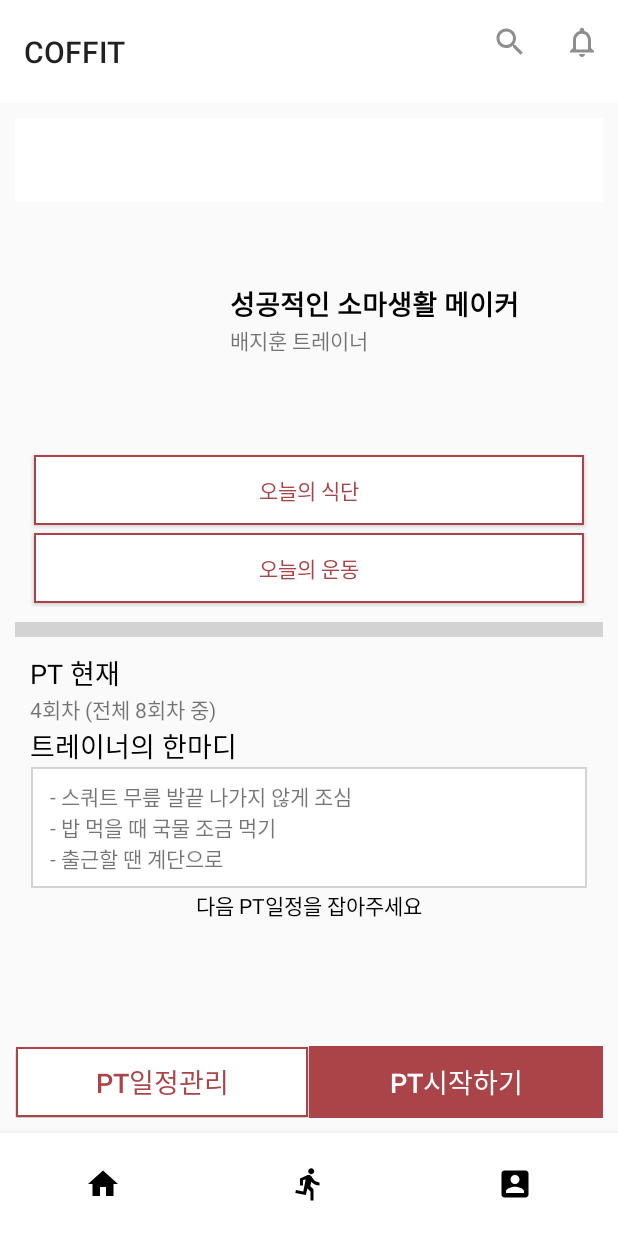
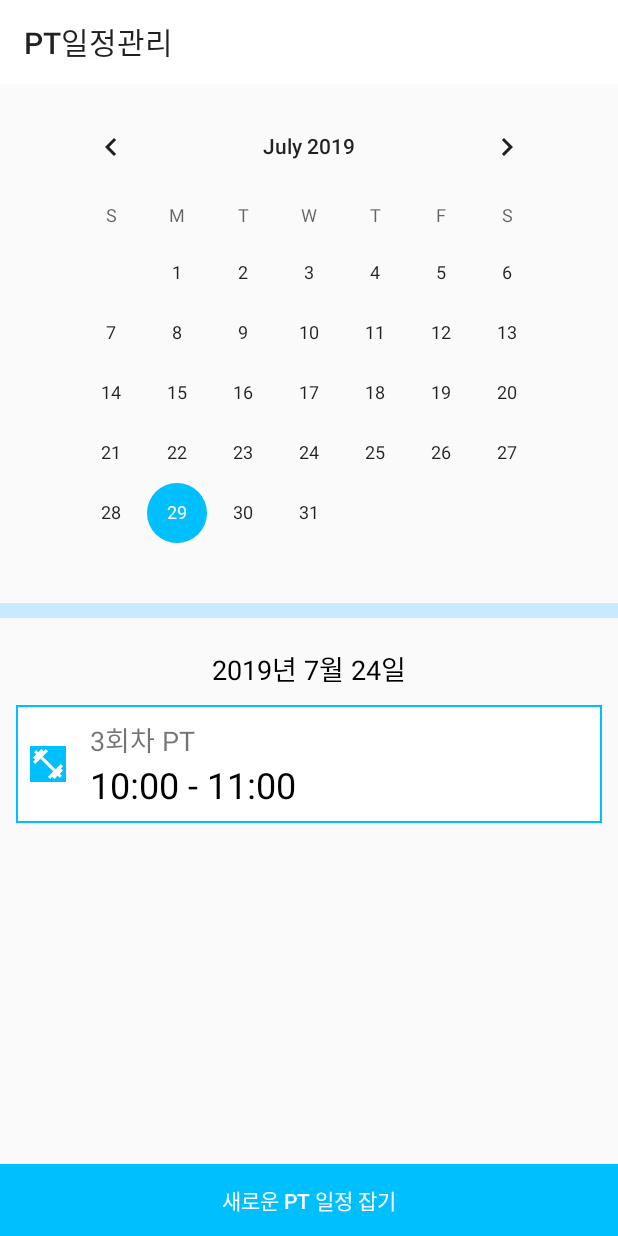
Before and after one commit to jisoo-log/COFFIT, an Android app: the screen it shows after launch (MainActivity before the commit, ScheduleActivity after it), after a tap on "PT일정관리", on a phone screen of 412 x 824 dp. Run offline under Robolectric (Android 15) with nearby library versions, the phone set to English and light mode, and no system bars; our stand-ins replace Picasso; pictures from the network do not load.

```diff
--- a/app/build.gradle
+++ b/app/build.gradle
@@ -54,6 +54,7 @@ dependencies {
     implementation 'com.google.code.gson:gson:2.8.2'
     implementation 'com.squareup.okhttp3:okhttp:3.10.0'
     implementation 'com.squareup.okhttp3:logging-interceptor:3.9.1'
+    implementation 'com.squareup.picasso:picasso:2.71828'
 
     testImplementation 'junit:junit:4.12'
     androidTestImplementation 'androidx.test:runner:1.2.0'
--- a/app/src/main/java/com/newblack/coffit/HomeFragment.java
+++ b/app/src/main/java/com/newblack/coffit/HomeFragment.java
@@ -1,6 +1,7 @@
 package com.newblack.coffit;
 
 
+import android.content.Intent;
 import android.os.Bundle;
 
 import androidx.fragment.app.Fragment;
@@ -8,12 +9,14 @@ import androidx.fragment.app.Fragment;
 import android.view.LayoutInflater;
 import android.view.View;
 import android.view.ViewGroup;
+import android.widget.Button;
 
 
 /**
  * A simple {@link Fragment} subclass.
  */
 public class HomeFragment extends Fragment {
+    Button btn_schedule;
 
 
     public HomeFragment() {
@@ -25,13 +28,17 @@ public class HomeFragment extends Fragment {
     public View onCreateView(LayoutInflater inflater, ViewGroup container,
                              Bundle savedInstanceState) {
         // Inflate the layout for this fragment
-        return inflater.inflate(R.layout.fragment_home, container, false);
+        View view = inflater.inflate(R.layout.fragment_home, container, false);
+        btn_schedule = view.findViewById(R.id.btn_schedule);
+        btn_schedule.setOnClickListener(new View.OnClickListener(){
+            @Override
+            public void onClick(View view) {
+                ((MainActivity)getActivity()).goSchedule();
+            }
+        });
+        return view;
     }
 
-
-    public void goSchedule(View view){
-
-    }
 
     public void startPT(View view){
 
--- a/app/src/main/java/com/newblack/coffit/MainActivity.java
+++ b/app/src/main/java/com/newblack/coffit/MainActivity.java
@@ -138,4 +138,9 @@ public class MainActivity extends AppCompatActivity {
         intent.putExtra("trainerId",id);
         startActivity(intent);
     }
+
+    public void goSchedule(){
+        Intent intent = new Intent(this, ScheduleActivity.class);
+        startActivity(intent);
+    }
 }
--- a/app/src/main/java/com/newblack/coffit/ScheduleActivity.java
+++ b/app/src/main/java/com/newblack/coffit/ScheduleActivity.java
@@ -2,11 +2,16 @@ package com.newblack.coffit;
 
 import androidx.appcompat.app.AppCompatActivity;
 import androidx.appcompat.widget.Toolbar;
+import androidx.constraintlayout.widget.ConstraintLayout;
 
 import android.os.Bundle;
+import android.widget.TextView;
 
 public class ScheduleActivity extends AppCompatActivity {
     Toolbar toolbar;
+    ConstraintLayout layout;
+    TextView tv_today;
+
 
 
     @Override
@@ -14,6 +19,6 @@ public class ScheduleActivity extends AppCompatActivity {
         super.onCreate(savedInstanceState);
         setContentView(R.layout.activity_schedule);
         toolbar = findViewById(R.id.toolbar);
-        toolbar.setTitle("PT 결제");
+        toolbar.setTitle("PT일정관리");
     }
 }
--- a/app/src/main/java/com/newblack/coffit/Trainer.java
+++ b/app/src/main/java/com/newblack/coffit/Trainer.java
@@ -3,6 +3,8 @@ package com.newblack.coffit;
 import com.google.gson.annotations.SerializedName;
 
 import java.io.Serializable;
+import java.util.Calendar;
+import java.util.Date;
 
 @SuppressWarnings("serial")
 public class Trainer implements Serializable {
@@ -29,6 +31,8 @@ public class Trainer implements Serializable {
     private int star; //total_star
     @SerializedName("num_review")
     private int numReview; //num_review
+    @SerializedName("createdAt")
+    public Date createdAt;
 
     public Trainer(int id, String username, String summary, int star, int numReview){
         //나중엔 없애야 함
@@ -96,5 +100,9 @@ public class Trainer implements Serializable {
         return numReview;
     }
 
+    public Date getAt(){
+        return createdAt;
+    }
+
 
 }
--- a/app/src/main/java/com/newblack/coffit/TrainerAdapter.java
+++ b/app/src/main/java/com/newblack/coffit/TrainerAdapter.java
@@ -13,6 +13,8 @@ import android.widget.Toast;
 
 import androidx.annotation.NonNull;
 import androidx.recyclerview.widget.RecyclerView;
+
+import com.squareup.picasso.Picasso;
 
 import java.util.ArrayList;
 import java.util.List;
@@ -51,8 +53,8 @@ public class TrainerAdapter extends RecyclerView.Adapter<TrainerAdapter.TrainerH
         holder.tv_username.setText(curTrainer.getUsername());
         holder.rating.setRating(curTrainer.getStar());
         //holder.tv_numreview.setText(curTrainer.getNumReview());
-        //이미지처리 나중에 추가해야함
-        //holder.iv_mainpic.setImageURI(curTrainer.getPictureURL());
+        //이미지처리 나중에
+        Picasso.get().load(curTrainer.getPictureURL()).into(holder.iv_mainpic);
 
     }
 
--- a/app/src/main/java/com/newblack/coffit/TrainerFragment.java
+++ b/app/src/main/java/com/newblack/coffit/TrainerFragment.java
@@ -15,6 +15,7 @@ import android.view.ViewGroup;
 import android.widget.TextView;
 
 import java.util.ArrayList;
+import java.util.Calendar;
 import java.util.List;
 
 import retrofit2.Call;
@@ -28,6 +29,7 @@ public class TrainerFragment extends Fragment  {
     APIInterface apiInterface;
     List<Trainer> trainers2;
     RecyclerView recyclerView;
+    TrainerAdapter adapter;
 
 
     public TrainerFragment() {
@@ -76,9 +78,17 @@ public class TrainerFragment extends Fragment  {
 //        Log.d("TAG","MainActivity onCreate : trainer list is total " + trainers.size());
 
 
-        Log.d("TAG","여기까진 오겠지");
+//        final TrainerAdapter adapter = new TrainerAdapter();
+        adapter = new TrainerAdapter();
+        recyclerView.setAdapter(adapter);
+        adapter.setOnItemClickListener(new TrainerAdapter.OnItemClickListener() {
+            @Override
+            public void onItemClick(View v, int position, int id) {
+                ((MainActivity)getActivity()).goTrainerDetail(id);
+            }
+        });
+
         retrofitTest();
-        Log.d("TAG", "왜 안오니");
 
         return view;
     }
@@ -86,22 +96,6 @@ public class TrainerFragment extends Fragment  {
     @Override
     public void onStart() {
         super.onStart();
-        final TrainerAdapter adapter = new TrainerAdapter();
-        recyclerView.setAdapter(adapter);
-
-        Log.d("TAG", " 222 check trainers2 size : " + trainers2.size());
-        //데이터 넣는 부분
-        for(Trainer trainer : trainers2){
-            Log.d("TAG","trainer id : " + trainer.getId() + " trainer summary : " + trainer.getSummary() );
-        }
-        adapter.setTrainers(trainers2);
-        adapter.setOnItemClickListener(new TrainerAdapter.OnItemClickListener() {
-            @Override
-            public void onItemClick(View v, int position, int id) {
-                ((MainActivity)getActivity()).goTrainerDetail(id);
-            }
-        });
-
     }
 
     public void retrofitTest(){
@@ -115,8 +109,13 @@ public class TrainerFragment extends Fragment  {
                 List<Trainer> trainerList = response.body();
                 for (Trainer trainer : trainerList ){
                     trainers2.add(trainer);
+                    Log.d("TAG","time : " + trainer.getAt());
+                    Log.d("TAG","time : " + trainer.getAt().getMinutes());
+                    Log.d("TAG","time : " + trainer.getAt().getSeconds());
+                    //Log.d("TAG","date : " + trainer.getAt().get(Calendar.MONTH));
                     Log.d("TAG", "check trainer name : "+trainer.getUsername());
                 }
+                adapter.setTrainers(trainers2);
                 Log.d("TAG", "check trainers2 size : " + trainers2.size());
             }
 
--- /dev/null
+++ b/app/src/main/res/drawable/ic_fitness.xml
@@ -0,0 +1,5 @@
+<vector android:height="24dp" android:tint="#FFFFFF"
+    android:viewportHeight="24.0" android:viewportWidth="24.0"
+    android:width="24dp" xmlns:android="http://schemas.android.com/apk/res/android">
+    <path android:fillColor="#FF000000" android:pathData="M20.57,14.86L22,13.43 20.57,12 17,15.57 8.43,7 12,3.43 10.57,2 9.14,3.43 7.71,2 5.57,4.14 4.14,2.71 2.71,4.14l1.43,1.43L2,7.71l1.43,1.43L2,10.57 3.43,12 7,8.43 15.57,17 12,20.57 13.43,22l1.43,-1.43L16.29,22l2.14,-2.14 1.43,1.43 1.43,-1.43 -1.43,-1.43L22,16.29z"/>
+</vector>
--- a/app/src/main/res/layout/activity_schedule.xml
+++ b/app/src/main/res/layout/activity_schedule.xml
@@ -7,9 +7,102 @@
     tools:context=".ScheduleActivity">
 
     <androidx.appcompat.widget.Toolbar
+        android:id="@+id/toolbar"
         android:layout_width="match_parent"
         android:layout_height="?attr/actionBarSize"
         android:background="@color/colorWhite"
-        android:id="@+id/toolbar"/>
+        app:layout_constraintEnd_toEndOf="parent"
+        app:layout_constraintStart_toStartOf="parent"
+        app:layout_constraintTop_toTopOf="parent" />
+
+    <CalendarView
+        android:id="@+id/calendar"
+        android:layout_width="wrap_content"
+        android:layout_height="wrap_content"
+        android:layout_marginStart="8dp"
+        android:layout_marginTop="8dp"
+        android:layout_marginEnd="8dp"
+        app:layout_constraintEnd_toEndOf="parent"
+        app:layout_constraintStart_toStartOf="parent"
+        app:layout_constraintTop_toBottomOf="@+id/toolbar" />
+    <View
+        android:id="@+id/divide"
+        android:layout_width="match_parent"
+        android:layout_height="10dp"
+        android:background="@color/colorGrey"
+        app:layout_constraintTop_toBottomOf="@id/calendar"
+        app:layout_constraintStart_toStartOf="parent"
+        app:layout_constraintEnd_toEndOf="parent"
+        />
+
+    <TextView
+        android:id="@+id/tv_today"
+        android:layout_width="wrap_content"
+        android:layout_height="wrap_content"
+        android:layout_marginStart="8dp"
+        android:layout_marginEnd="8dp"
+        android:textSize="18sp"
+        android:textColor="@android:color/black"
+        android:text="2019년 7월 24일"
+        android:layout_marginTop="20dp"
+        app:layout_constraintEnd_toEndOf="parent"
+        app:layout_constraintStart_toStartOf="parent"
+        app:layout_constraintTop_toBottomOf="@+id/divide" />
+
+    <Button
+        android:id="@+id/btn_newpt"
+        android:layout_width="match_parent"
+        android:layout_height="wrap_content"
+        android:background="@color/colorMain"
+        android:text="새로운 PT 일정 잡기"
+        android:textColor="@color/colorWhite"
+        app:layout_constraintBottom_toBottomOf="parent"
+        app:layout_constraintEnd_toEndOf="parent"
+        app:layout_constraintStart_toStartOf="parent" />
+
+    <androidx.constraintlayout.widget.ConstraintLayout
+        android:id="@+id/lo_schedule"
+        android:layout_width="match_parent"
+        android:layout_height="wrap_content"
+        app:layout_constraintTop_toBottomOf="@+id/tv_today"
+        app:layout_constraintStart_toStartOf="parent"
+        app:layout_constraintEnd_toEndOf="parent"
+        android:layout_margin="10dp"
+        android:padding="10dp"
+        android:background="@drawable/border_main">
+
+        <ImageView
+            android:id="@+id/iv_fitness"
+            android:layout_width="wrap_content"
+            android:layout_height="wrap_content"
+            android:src="@drawable/ic_fitness"
+            android:background="@color/colorMain"
+            app:layout_constraintStart_toStartOf="parent"
+            app:layout_constraintTop_toTopOf="parent"
+            app:layout_constraintBottom_toBottomOf="parent"/>
+
+        <TextView
+            android:id="@+id/tv_ptnum"
+            android:layout_width="wrap_content"
+            android:layout_height="wrap_content"
+            android:layout_marginLeft="16dp"
+            android:textSize="18dp"
+            android:text="3회차 PT"
+            app:layout_constraintLeft_toRightOf="@id/iv_fitness"
+            app:layout_constraintTop_toTopOf="parent" />
+
+        <TextView
+            android:id="@+id/tv_time"
+            android:layout_width="wrap_content"
+            android:layout_height="wrap_content"
+            android:layout_marginLeft="16dp"
+            android:text="10:00 - 11:00"
+            android:textColor="@android:color/black"
+            android:textSize="24sp"
+            app:layout_constraintBottom_toBottomOf="parent"
+            app:layout_constraintLeft_toRightOf="@id/iv_fitness"
+            app:layout_constraintTop_toBottomOf="@id/tv_ptnum" />
+
+    </androidx.constraintlayout.widget.ConstraintLayout>
 
 </androidx.constraintlayout.widget.ConstraintLayout>
--- a/app/src/main/res/layout/fragment_home.xml
+++ b/app/src/main/res/layout/fragment_home.xml
@@ -6,13 +6,6 @@
     android:layout_height="match_parent"
     android:orientation="vertical"
     tools:context=".HomeFragment">
-
-
-    <androidx.appcompat.widget.Toolbar
-        android:layout_width="match_parent"
-        android:layout_height="?attr/actionBarSize"
-        android:background="@color/colorWhite"
-        android:id="@+id/toolbar"/>
 
 
     <ScrollView
@@ -43,7 +36,7 @@
                     app:layout_constraintHorizontal_weight="1"
                     app:layout_constraintStart_toStartOf="parent"
                     app:layout_constraintTop_toTopOf="parent"
-                    tools:srcCompat="@tools:sample/avatars" />
+                    android:src="@drawable/pic2" />
 
                 <LinearLayout
                     android:id="@+id/linearLayout"
@@ -109,7 +102,9 @@
 
             <View
                 android:layout_width="match_parent"
-                android:layout_height="10dp"
+                android:layout_height="5dp"
+                android:layout_marginTop="10dp"
+                android:layout_marginBottom="10dp"
                 android:background="@color/colorGrey" />
 
 
@@ -130,6 +125,8 @@
                     android:id="@+id/tv_ptnum"
                     android:layout_width="match_parent"
                     android:layout_height="wrap_content"
+                    android:layout_marginTop="5dp"
+                    android:layout_marginBottom="15dp"
                     android:text="4회차 (전체 8회차 중)" />
 
 
@@ -139,7 +136,6 @@
                     android:layout_height="wrap_content"
                     android:text="트레이너의 한마디"
                     android:textColor="@android:color/black"
-
                     android:textSize="18sp" />
 
                 <TextView
@@ -147,7 +143,8 @@
                     android:layout_width="match_parent"
                     android:layout_height="wrap_content"
                     android:background="@drawable/boarder_grey"
-                    android:padding="10dp"
+                    android:layout_marginTop="5dp"
+                    android:padding="20dp"
                     android:text=" - 스쿼트 무릎 발끝 나가지 않게 조심\n - 밥 먹을 때 국물 조금 먹기\n - 출근할 땐 계단으로" />
 
 
@@ -157,6 +154,7 @@
                     android:layout_height="wrap_content"
                     android:textColor="@android:color/black"
                     android:textAlignment="center"
+                    android:layout_marginTop="15dp"
                     android:text="다음 PT일정을 잡아주세요" />
             </LinearLayout>
         </LinearLayout>
@@ -166,25 +164,26 @@
         android:layout_width="match_parent"
         android:layout_height="wrap_content"
         android:orientation="horizontal">
+
         <Button
             android:id="@+id/btn_schedule"
             android:layout_width="0dp"
             android:layout_height="wrap_content"
+            android:layout_weight="1"
             android:background="@drawable/border_main"
-            android:onClick="goSchedule"
-            android:layout_weight="1"
+            android:text="PT일정관리"
             android:textColor="@color/colorMain"
-            android:text="PT일정관리"
             android:textSize="18sp" />
+
         <Button
             android:id="@+id/btn_start"
             android:layout_width="0dp"
             android:layout_height="wrap_content"
+            android:layout_weight="1"
             android:background="@color/colorMain"
             android:onClick="startPT"
-            android:layout_weight="1"
+            android:text="PT시작하기"
             android:textColor="@color/colorWhite"
-            android:text="PT시작하기"
             android:textSize="18sp" />
     </LinearLayout>
 
--- a/app/src/main/res/layout/item_trainer.xml
+++ b/app/src/main/res/layout/item_trainer.xml
@@ -9,6 +9,7 @@
         android:id="@+id/iv_mainpic"
         android:layout_width="match_parent"
         android:layout_height="150dp"
+        android:padding="10dp"
         android:scaleType="centerCrop"
         tools:srcCompat="@tools:sample/avatars" />
 
--- a/app/src/main/res/values/colors.xml
+++ b/app/src/main/res/values/colors.xml
@@ -2,11 +2,11 @@
 <resources>
     <color name="colorPrimary">#008577</color>
     <color name="colorPrimaryDark">#00574B</color>
-    <color name="colorMain">#AA4448</color>
+    <color name="colorMain">#00bfff</color>
     <color name="colorMain2">#FFEBEE</color>
     <color name="colorSub1">#FFCDD2</color>
-    <color name="colorSub2">#CB9CA1</color>
-    <color name="colorDark">#AF4448</color>
+    <color name="colorSub2">#215b77</color>
+    <color name="colorDark">#dc7e23</color>
     <color name="colorWhite">#FFFFFF</color>
-    <color name="colorGrey">#D3D3D3</color>
+    <color name="colorGrey">#c9e9ff</color>
 </resources>
```
